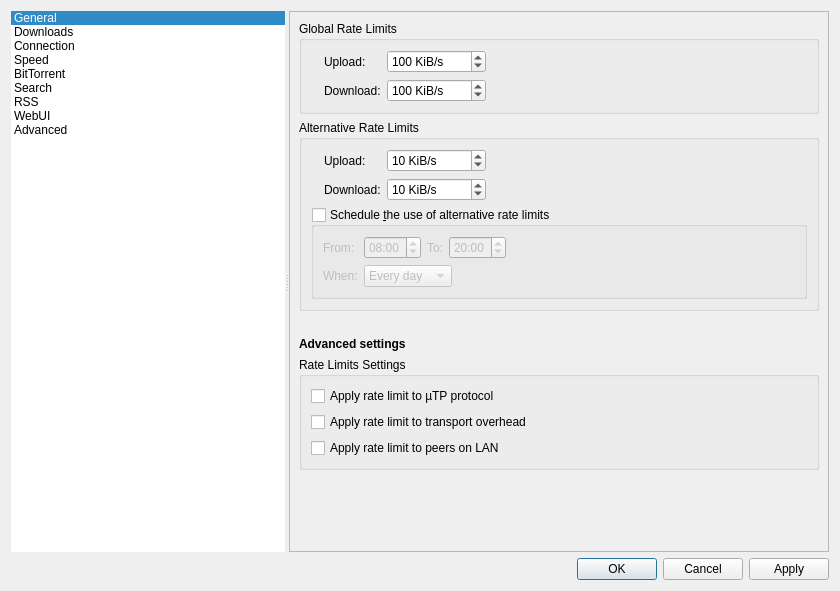
This is src/gui/optionsdialog.ui in qbutt-org/qbutt as Qt 5 draws it before an edit. The edited form follows.
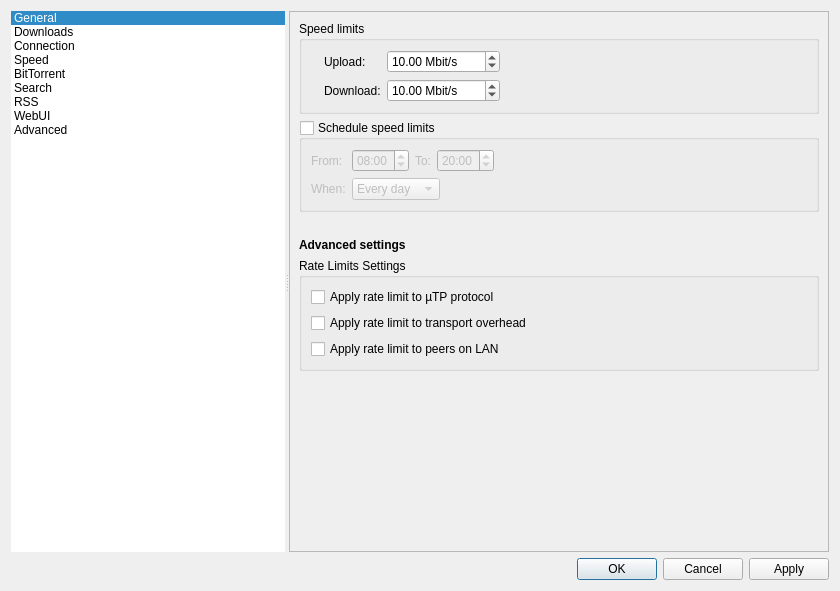
This is the edited form. The open tabs and pages were chosen to show the change. Icons and pictures are not drawn. Custom widgets are drawn as their Qt base class.

Commit message: Unify speed limiting mode and use Mbit/s controls

Patch:
```diff
--- a/src/gui/optionsdialog.ui
+++ b/src/gui/optionsdialog.ui
@@ -2309,88 +2309,11 @@
             <item>
              <widget class="QGroupBox" name="rateLimitBox">
               <property name="title">
-               <string>Global Rate Limits</string>
-              </property>
-              <layout class="QGridLayout" name="rateLimitBoxLayout">
-               <item row="0" column="0" rowspan="2">
-                <widget class="QLabel" name="labelGlobalRate"/>
-               </item>
-               <item row="0" column="1">
-                <widget class="QLabel" name="label_10">
-                 <property name="text">
-                  <string>Upload:</string>
-                 </property>
-                </widget>
-               </item>
-               <item row="0" column="2">
-                <widget class="QSpinBox" name="spinUploadLimit">
-                 <property name="specialValueText">
-                  <string>∞</string>
-                 </property>
-                 <property name="suffix">
-                  <string> KiB/s</string>
-                 </property>
-                 <property name="maximum">
-                  <number>2000000</number>
-                 </property>
-                 <property name="stepType">
-                  <enum>QAbstractSpinBox::StepType::AdaptiveDecimalStepType</enum>
-                 </property>
-                 <property name="value">
-                  <number>100</number>
-                 </property>
-                </widget>
-               </item>
-               <item row="0" column="3">
-                <spacer name="horizontalSpacer">
-                 <property name="orientation">
-                  <enum>Qt::Orientation::Horizontal</enum>
-                 </property>
-                 <property name="sizeHint" stdset="0">
-                  <size>
-                   <width>40</width>
-                   <height>20</height>
-                  </size>
-                 </property>
-                </spacer>
-               </item>
-               <item row="1" column="1">
-                <widget class="QLabel" name="label_11">
-                 <property name="text">
-                  <string>Download:</string>
-                 </property>
-                </widget>
-               </item>
-               <item row="1" column="2">
-                <widget class="QSpinBox" name="spinDownloadLimit">
-                 <property name="specialValueText">
-                  <string>∞</string>
-                 </property>
-                 <property name="suffix">
-                  <string> KiB/s</string>
-                 </property>
-                 <property name="maximum">
-                  <number>2000000</number>
-                 </property>
-                 <property name="stepType">
-                  <enum>QAbstractSpinBox::StepType::AdaptiveDecimalStepType</enum>
-                 </property>
-                 <property name="value">
-                  <number>100</number>
-                 </property>
-                </widget>
-               </item>
-              </layout>
-             </widget>
-            </item>
-            <item>
-             <widget class="QGroupBox" name="altRateLimitBox">
-              <property name="title">
-               <string>Alternative Rate Limits</string>
+               <string>Speed limits</string>
               </property>
               <layout class="QGridLayout" name="gridLayout_6">
                <item row="0" column="0" rowspan="2">
-                <widget class="QLabel" name="labelAltRate"/>
+                <widget class="QLabel" name="labelRate"/>
                </item>
                <item row="0" column="1">
                 <widget class="QLabel" name="label_13">
@@ -2400,21 +2323,24 @@
                 </widget>
                </item>
                <item row="0" column="2">
-                <widget class="QSpinBox" name="spinUploadLimitAlt">
+                <widget class="QDoubleSpinBox" name="spinUploadLimit">
                  <property name="specialValueText">
                   <string>∞</string>
                  </property>
                  <property name="suffix">
-                  <string> KiB/s</string>
+                  <string> Mbit/s</string>
                  </property>
                  <property name="maximum">
-                  <number>2000000</number>
+                  <double>17000.000000000000000</double>
                  </property>
-                 <property name="stepType">
-                  <enum>QAbstractSpinBox::StepType::AdaptiveDecimalStepType</enum>
+                 <property name="decimals">
+                  <number>2</number>
+                 </property>
+                 <property name="singleStep">
+                  <double>0.010000000000000</double>
                  </property>
                  <property name="value">
-                  <number>10</number>
+                  <double>10.000000000000000</double>
                  </property>
                 </widget>
                </item>
@@ -2439,28 +2365,34 @@
                 </widget>
                </item>
                <item row="1" column="2">
-                <widget class="QSpinBox" name="spinDownloadLimitAlt">
+                <widget class="QDoubleSpinBox" name="spinDownloadLimit">
                  <property name="specialValueText">
                   <string>∞</string>
                  </property>
                  <property name="suffix">
-                  <string> KiB/s</string>
+                  <string> Mbit/s</string>
                  </property>
                  <property name="maximum">
-                  <number>2000000</number>
+                  <double>17000.000000000000000</double>
                  </property>
-                 <property name="stepType">
-                  <enum>QAbstractSpinBox::StepType::AdaptiveDecimalStepType</enum>
+                 <property name="decimals">
+                  <number>2</number>
+                 </property>
+                 <property name="singleStep">
+                  <double>0.010000000000000</double>
                  </property>
                  <property name="value">
-                  <number>10</number>
+                  <double>10.000000000000000</double>
                  </property>
                 </widget>
                </item>
-               <item row="2" column="0" colspan="4">
+              </layout>
+             </widget>
+            </item>
+            <item>
                 <widget class="QGroupBox" name="groupBoxSchedule">
                  <property name="title">
-                  <string>Schedule &amp;the use of alternative rate limits</string>
+               <string>Schedule speed limits</string>
                  </property>
                  <property name="checkable">
                   <bool>true</bool>
@@ -2569,9 +2501,6 @@
                       <string>Weekends</string>
                      </property>
                     </item>
-                   </widget>
-                  </item>
-                 </layout>
                 </widget>
                </item>
               </layout>
```
Lines whose indentation alone changed are shown as unchanged. The commit also changes 19 other files.
